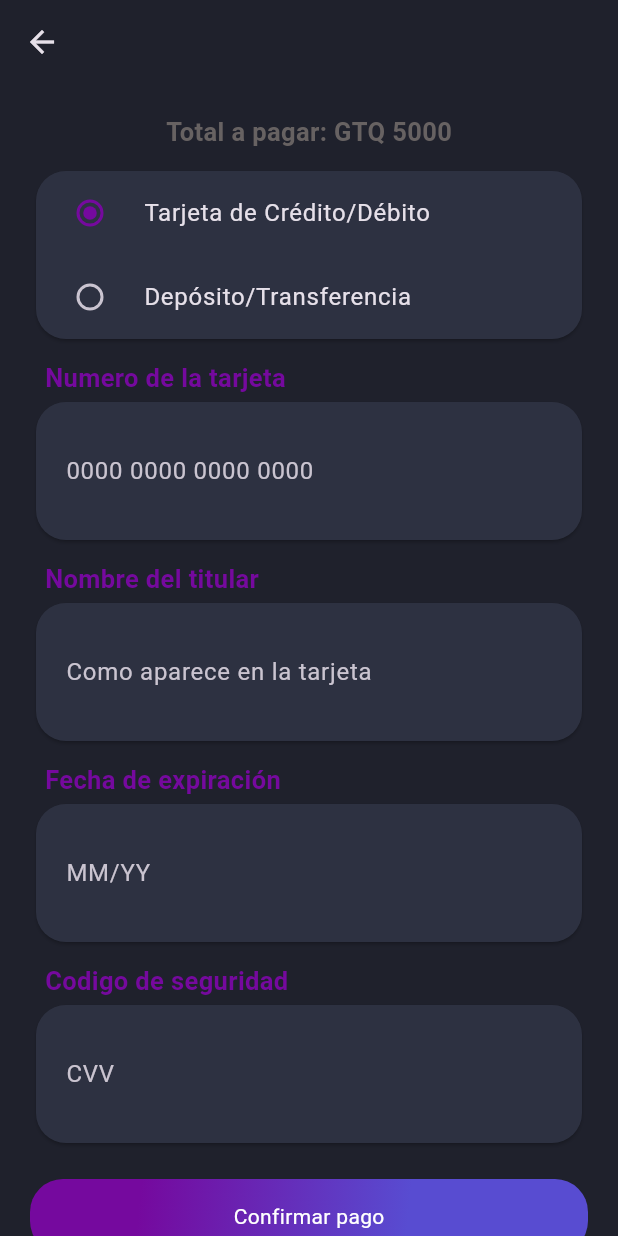
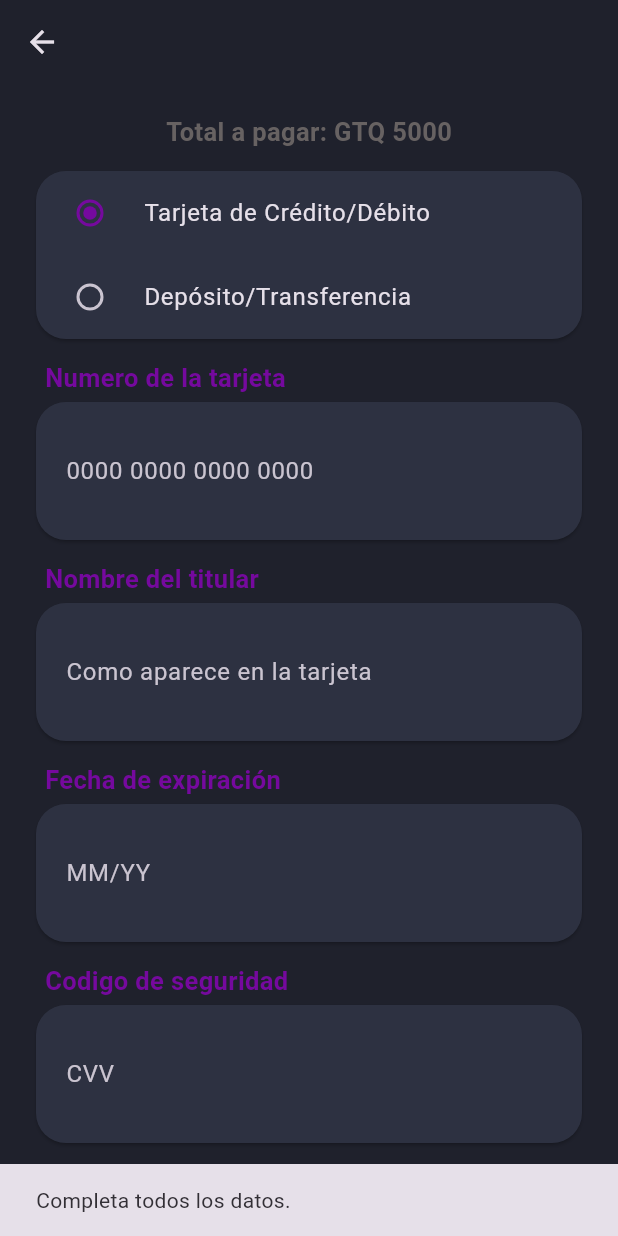
Before and after one commit to B3rert/fl_colegio, a Flutter app: the PaymentView screen opened by its route, after a tap on "Confirmar pago", on a phone screen of 412 x 824 dp. Run offline on Flutter 3.47's test engine with Material 3 defaults, Android fonts, the phone set to English and light mode, and no system bars; accounts and stored records are empty.

Commit message:
"Added text controllers and confirm payment functionality to PaymentViewModel and PaymentView"

```diff
--- a/lib/view_models/payment_view_model.dart
+++ b/lib/view_models/payment_view_model.dart
@@ -1,7 +1,14 @@
 import 'package:fl_colegio/models/models.dart';
+import 'package:fl_colegio/service/services.dart';
 import 'package:flutter/material.dart';
 
 class PaymentViewModel extends ChangeNotifier {
+  final TextEditingController card = TextEditingController(text: "");
+  final TextEditingController cvv = TextEditingController(text: "");
+  final TextEditingController date = TextEditingController(text: "");
+  final TextEditingController name = TextEditingController(text: "");
+  final TextEditingController auth = TextEditingController(text: "");
+
   final List<OpcionModel> opciones = [
     OpcionModel(id: 1, nombre: 'Tarjeta de Crédito/Débito'),
     OpcionModel(id: 2, nombre: 'Depósito/Transferencia'),
@@ -9,6 +16,27 @@ class PaymentViewModel extends ChangeNotifier {
 
   OpcionModel? opcion;
 
+  confirmPAyment(BuildContext context) {
+    if (opcion!.id == 1) {
+      if (card.value.text.isEmpty ||
+          name.value.text.isEmpty ||
+          cvv.value.text.isEmpty ||
+          date.value.text.isEmpty) {
+        NotificationsService.showSnackbar("Completa todos los datos.");
+        return;
+      }
+    }
+
+    if (opcion!.id == 2) {
+      if (auth.value.text.isEmpty) {
+        NotificationsService.showSnackbar("Completa todos los datos.");
+        return;
+      }
+    }
+
+    //realizar pago
+  }
+
   changeOption(OpcionModel value) {
     opcion = value;
     notifyListeners();
--- a/lib/views/payment_view.dart
+++ b/lib/views/payment_view.dart
@@ -122,6 +122,7 @@ class _PaymentViewState extends State<PaymentView> {
                                 enabledBorder: InputBorder.none,
                                 focusedBorder: InputBorder.none,
                               ),
+                              controller: vm.card,
                             ),
                           ],
                         ),
@@ -134,7 +135,7 @@ class _PaymentViewState extends State<PaymentView> {
                         style: titleStyle,
                       ),
                     ),
-                    const Cardwidget(
+                    Cardwidget(
                       borderRadius: 20,
                       width: double.infinity,
                       height: 100,
@@ -151,6 +152,7 @@ class _PaymentViewState extends State<PaymentView> {
                                 enabledBorder: InputBorder.none,
                                 focusedBorder: InputBorder.none,
                               ),
+                              controller: vm.name,
                             ),
                           ],
                         ),
@@ -185,6 +187,7 @@ class _PaymentViewState extends State<PaymentView> {
                                 enabledBorder: InputBorder.none,
                                 focusedBorder: InputBorder.none,
                               ),
+                              controller: vm.date,
                             ),
                           ],
                         ),
@@ -218,6 +221,7 @@ class _PaymentViewState extends State<PaymentView> {
                                 enabledBorder: InputBorder.none,
                                 focusedBorder: InputBorder.none,
                               ),
+                              controller: vm.cvv,
                             ),
                           ],
                         ),
@@ -257,6 +261,7 @@ class _PaymentViewState extends State<PaymentView> {
                                 enabledBorder: InputBorder.none,
                                 focusedBorder: InputBorder.none,
                               ),
+                              controller: vm.auth,
                             ),
                           ],
                         ),
@@ -267,7 +272,7 @@ class _PaymentViewState extends State<PaymentView> {
               const SizedBox(height: 20),
               GradientButtonWidget(
                 radius: 22,
-                onTap: () {},
+                onTap: () => vm.confirmPAyment(context),
                 text: "Confirmar pago",
               ),
             ],
```
